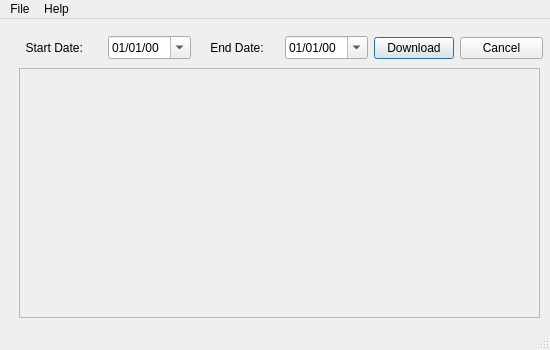
This is src/main-window-gui.ui in sahilgupta/hakija as Qt 5 draws it before an edit. The edited form follows.
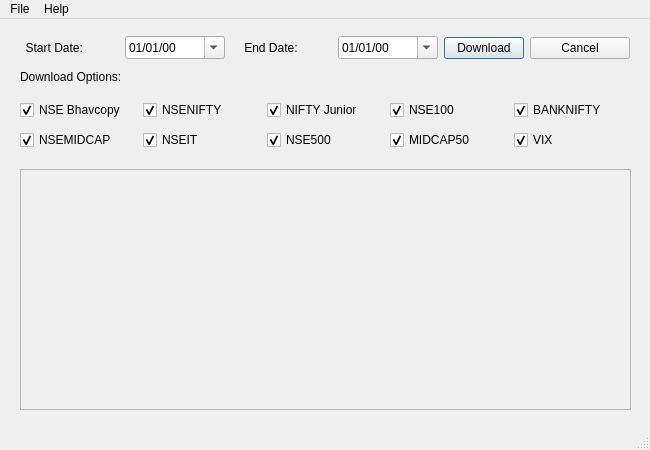
This is the edited form.

Commit message: Added the checkboxes in the UI for \data downloads

```diff
--- a/src/main-window-gui.ui
+++ b/src/main-window-gui.ui
@@ -6,8 +6,8 @@
    <rect>
     <x>0</x>
     <y>0</y>
-    <width>550</width>
-    <height>350</height>
+    <width>650</width>
+    <height>450</height>
    </rect>
   </property>
   <property name="sizePolicy">
@@ -18,7 +18,7 @@
   </property>
   <property name="maximumSize">
    <size>
-    <width>550</width>
+    <width>650</width>
     <height>1000</height>
    </size>
   </property>
@@ -41,10 +41,10 @@
    <widget class="QScrollArea" name="scrollArea">
     <property name="geometry">
      <rect>
-      <x>19</x>
-      <y>49</y>
-      <width>521</width>
-      <height>250</height>
+      <x>20</x>
+      <y>150</y>
+      <width>611</width>
+      <height>241</height>
      </rect>
     </property>
     <property name="horizontalScrollBarPolicy">
@@ -58,8 +58,8 @@
       <rect>
        <x>0</x>
        <y>0</y>
-       <width>517</width>
-       <height>246</height>
+       <width>607</width>
+       <height>237</height>
       </rect>
      </property>
      <layout class="QVBoxLayout" name="verticalLayout">
@@ -76,12 +76,12 @@
      </layout>
     </widget>
    </widget>
-   <widget class="QWidget" name="">
+   <widget class="QWidget" name="layoutWidget">
     <property name="geometry">
      <rect>
       <x>19</x>
       <y>15</y>
-      <width>524</width>
+      <width>611</width>
       <height>28</height>
      </rect>
     </property>
@@ -154,6 +154,143 @@
      </item>
     </layout>
    </widget>
+   <widget class="QLabel" name="label">
+    <property name="geometry">
+     <rect>
+      <x>20</x>
+      <y>50</y>
+      <width>151</width>
+      <height>16</height>
+     </rect>
+    </property>
+    <property name="text">
+     <string>Download Options:</string>
+    </property>
+   </widget>
+   <widget class="QWidget" name="layoutWidget">
+    <property name="geometry">
+     <rect>
+      <x>20</x>
+      <y>80</y>
+      <width>611</width>
+      <height>23</height>
+     </rect>
+    </property>
+    <layout class="QHBoxLayout" name="horizontalLayout_2">
+     <item>
+      <widget class="QCheckBox" name="bhavcopyCB">
+       <property name="text">
+        <string>NSE Bhavcopy</string>
+       </property>
+       <property name="checked">
+        <bool>true</bool>
+       </property>
+      </widget>
+     </item>
+     <item>
+      <widget class="QCheckBox" name="nseniftyCB">
+       <property name="text">
+        <string>NSENIFTY</string>
+       </property>
+       <property name="checked">
+        <bool>true</bool>
+       </property>
+      </widget>
+     </item>
+     <item>
+      <widget class="QCheckBox" name="niftyjuniorCB">
+       <property name="text">
+        <string>NIFTY Junior</string>
+       </property>
+       <property name="checked">
+        <bool>true</bool>
+       </property>
+      </widget>
+     </item>
+     <item>
+      <widget class="QCheckBox" name="nse100CB">
+       <property name="text">
+        <string>NSE100</string>
+       </property>
+       <property name="checked">
+        <bool>true</bool>
+       </property>
+      </widget>
+     </item>
+     <item>
+      <widget class="QCheckBox" name="bankniftyCB">
+       <property name="text">
+        <string>BANKNIFTY</string>
+       </property>
+       <property name="checked">
+        <bool>true</bool>
+       </property>
+      </widget>
+     </item>
+    </layout>
+   </widget>
+   <widget class="QWidget" name="layoutWidget">
+    <property name="geometry">
+     <rect>
+      <x>20</x>
+      <y>110</y>
+      <width>611</width>
+      <height>23</height>
+     </rect>
+    </property>
+    <layout class="QHBoxLayout" name="horizontalLayout_3">
+     <item>
+      <widget class="QCheckBox" name="nsemidcapCB">
+       <property name="text">
+        <string>NSEMIDCAP</string>
+       </property>
+       <property name="checked">
+        <bool>true</bool>
+       </property>
+      </widget>
+     </item>
+     <item>
+      <widget class="QCheckBox" name="nseitCB">
+       <property name="text">
+        <string>NSEIT</string>
+       </property>
+       <property name="checked">
+        <bool>true</bool>
+       </property>
+      </widget>
+     </item>
+     <item>
+      <widget class="QCheckBox" name="nse500CB">
+       <property name="text">
+        <string>NSE500</string>
+       </property>
+       <property name="checked">
+        <bool>true</bool>
+       </property>
+      </widget>
+     </item>
+     <item>
+      <widget class="QCheckBox" name="midcap50CB">
+       <property name="text">
+        <string>MIDCAP50</string>
+       </property>
+       <property name="checked">
+        <bool>true</bool>
+       </property>
+      </widget>
+     </item>
+     <item>
+      <widget class="QCheckBox" name="vixCB">
+       <property name="text">
+        <string>VIX</string>
+       </property>
+       <property name="checked">
+        <bool>true</bool>
+       </property>
+      </widget>
+     </item>
+    </layout>
+   </widget>
   </widget>
   <widget class="QStatusBar" name="statusbar"/>
   <widget class="QMenuBar" name="menubar">
@@ -161,7 +298,7 @@
     <rect>
      <x>0</x>
      <y>0</y>
-     <width>550</width>
+     <width>650</width>
      <height>23</height>
     </rect>
    </property>
```
Left out of the diff: 6 changed lines with no effect on the pictures. The commit also changes 1 other file.
